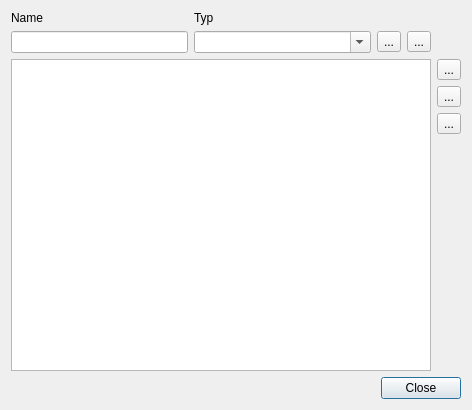
Christian-Kr/QualificationMatrix, file ui/qmcertificatedialog.ui: the form before one commit.
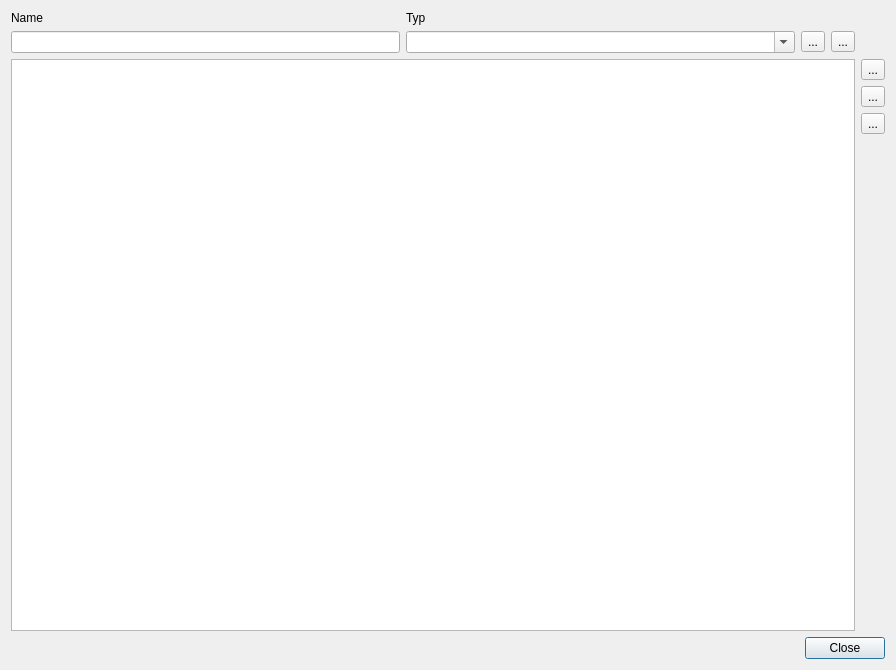
The form after the commit. Icons and pictures are not drawn.

Commit message: Design changes in certificate dialog

Diff of the .ui file:
```diff
--- a/ui/qmcertificatedialog.ui
+++ b/ui/qmcertificatedialog.ui
@@ -6,8 +6,8 @@
    <rect>
     <x>0</x>
     <y>0</y>
-    <width>472</width>
-    <height>410</height>
+    <width>896</width>
+    <height>670</height>
    </rect>
   </property>
   <property name="windowTitle">
```
